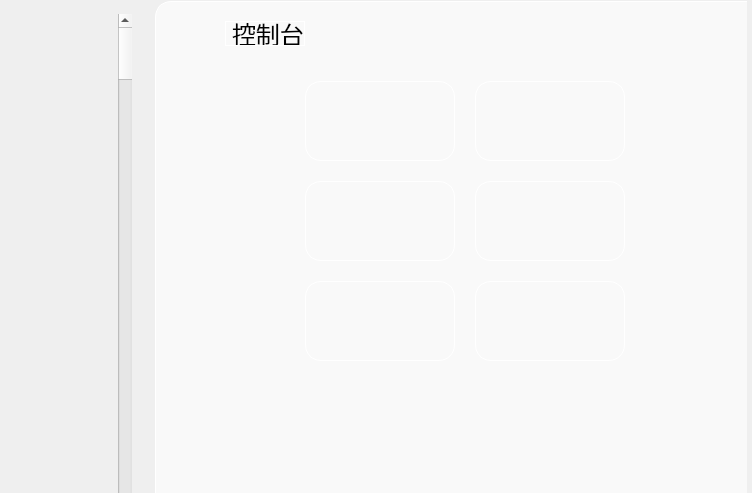
Above: UI/forms/OBSBasic.ui from huangjingpei/myobs before the change; both pictures show x 486 to 1238 and y 0 to 493 of the 1238 by 920 pixel window. Below: the same form after it.
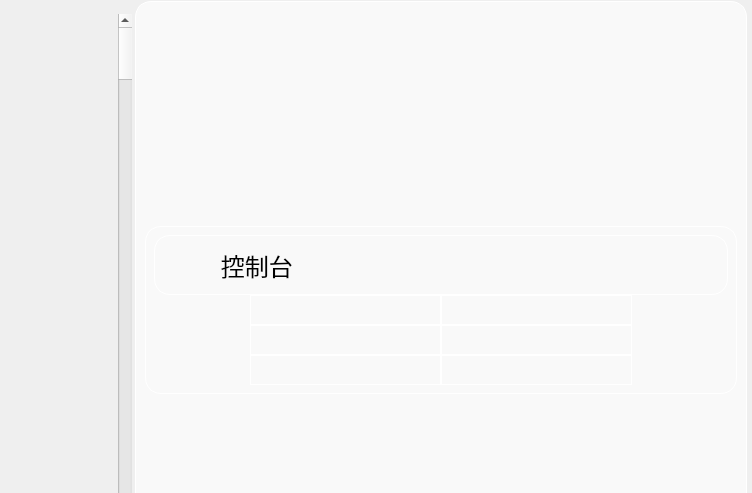
That is the form after the change. Icons and pictures are not drawn. Custom widgets are drawn as their Qt base class.

What changed in the file:
```diff
--- a/UI/forms/OBSBasic.ui
+++ b/UI/forms/OBSBasic.ui
@@ -236,39 +236,16 @@
            </property>
            <item>
             <layout class="QHBoxLayout" name="horizontalLayout">
+             <property name="spacing">
+              <number>6</number>
+             </property>
              <item>
-              <widget class="QWidget" name="widget" native="true">
-               <widget class="QFrame" name="frmConsole">
-                <property name="geometry">
-                 <rect>
-                  <x>20</x>
-                  <y>0</y>
-                  <width>621</width>
-                  <height>591</height>
-                 </rect>
-                </property>
-                <property name="sizePolicy">
-                 <sizepolicy hsizetype="Fixed" vsizetype="Fixed">
-                  <horstretch>0</horstretch>
-                  <verstretch>0</verstretch>
-                 </sizepolicy>
-                </property>
-                <property name="minimumSize">
-                 <size>
-                  <width>621</width>
-                  <height>591</height>
-                 </size>
-                </property>
-                <property name="maximumSize">
-                 <size>
-                  <width>621</width>
-                  <height>591</height>
-                 </size>
-                </property>
+              <widget class="QFrame" name="frame">
                 <property name="styleSheet">
                  <string notr="true">background-color:#F9F9F9;
 border: 1px solid  #FFFFFF;
 border-radius: 16px;
+font-size: 24px;
 </string>
                 </property>
                 <property name="frameShape">
@@ -277,105 +254,107 @@
                 <property name="frameShadow">
                  <enum>QFrame::Shadow::Raised</enum>
                 </property>
+               <layout class="QHBoxLayout" name="horizontalLayout_10">
+                <item>
+                 <widget class="QWidget" name="widget" native="true">
+                  <property name="styleSheet">
+                   <string notr="true">background-color:#F9F9F9;
+border: 1px solid  #FFFFFF;
+border-radius: 16px;
+font-size: 24px;
+</string>
+                  </property>
+                  <layout class="QVBoxLayout" name="verticalLayout_10" stretch="0,11">
+                   <property name="spacing">
+                    <number>0</number>
+                   </property>
+                   <property name="sizeConstraint">
+                    <enum>QLayout::SizeConstraint::SetMinAndMaxSize</enum>
+                   </property>
+                   <item>
+                    <layout class="QHBoxLayout" name="horizontalLayout_8">
+                     <item>
                 <widget class="QLabel" name="lblLiveSource_2">
-                 <property name="geometry">
-                  <rect>
-                   <x>70</x>
-                   <y>20</y>
-                   <width>80</width>
-                   <height>25</height>
-                  </rect>
+                       <property name="maximumSize">
+                        <size>
+                         <width>16777215</width>
+                         <height>60</height>
+                        </size>
                  </property>
                  <property name="styleSheet">
-                  <string notr="true">background-color:#F9F9F9;
-border: 1px solid  #FFFFFF;
-border-radius: 16px;
-font-size: 24px;
-</string>
+                        <string notr="true"/>
                  </property>
                  <property name="text">
-                  <string>控制台</string>
-                 </property>
-                </widget>
+                        <string>         控制台</string>
+                       </property>
+                      </widget>
+                     </item>
+                    </layout>
+                   </item>
+                   <item>
+                    <layout class="QHBoxLayout" name="horizontalLayout_9" stretch="1,2,2,1">
+                     <item>
+                      <layout class="QVBoxLayout" name="verticalLayout_19"/>
+                     </item>
+                     <item>
+                      <layout class="QVBoxLayout" name="verticalLayout_15">
+                       <item>
                 <widget class="FatButton" name="pushButton">
-                 <property name="geometry">
-                  <rect>
-                   <x>150</x>
-                   <y>80</y>
-                   <width>150</width>
-                   <height>80</height>
-                  </rect>
-                 </property>
                  <property name="text">
                   <string/>
                  </property>
                 </widget>
-                <widget class="FatButton" name="pushButton_2">
-                 <property name="geometry">
-                  <rect>
-                   <x>320</x>
-                   <y>80</y>
-                   <width>150</width>
-                   <height>80</height>
-                  </rect>
-                 </property>
-                 <property name="text">
-                  <string/>
-                 </property>
-                </widget>
+                       </item>
+                       <item>
                 <widget class="FatButton" name="pushButton_3">
-                 <property name="geometry">
-                  <rect>
-                   <x>150</x>
-                   <y>180</y>
-                   <width>150</width>
-                   <height>80</height>
-                  </rect>
-                 </property>
                  <property name="text">
                   <string/>
                  </property>
                 </widget>
-                <widget class="FatButton" name="pushButton_4">
-                 <property name="geometry">
-                  <rect>
-                   <x>320</x>
-                   <y>180</y>
-                   <width>150</width>
-                   <height>80</height>
-                  </rect>
-                 </property>
-                 <property name="text">
-                  <string/>
-                 </property>
-                </widget>
+                       </item>
+                       <item>
                 <widget class="FatButton" name="pushButton_5">
-                 <property name="geometry">
-                  <rect>
-                   <x>150</x>
-                   <y>280</y>
-                   <width>150</width>
-                   <height>80</height>
-                  </rect>
-                 </property>
+                         <property name="text">
+                          <string/>
+                         </property>
+                        </widget>
+                       </item>
+                      </layout>
+                     </item>
+                     <item>
+                      <layout class="QVBoxLayout" name="verticalLayout_16">
+                       <item>
+                        <widget class="FatButton" name="pushButton_2">
                  <property name="text">
                   <string/>
                  </property>
                 </widget>
+                       </item>
+                       <item>
+                        <widget class="FatButton" name="pushButton_4">
+                         <property name="text">
+                          <string/>
+                         </property>
+                        </widget>
+                       </item>
+                       <item>
                 <widget class="FatButton" name="pushButton_6">
-                 <property name="geometry">
-                  <rect>
-                   <x>320</x>
-                   <y>280</y>
-                   <width>150</width>
-                   <height>80</height>
-                  </rect>
-                 </property>
                  <property name="text">
                   <string/>
                  </property>
                 </widget>
-               </widget>
+                       </item>
+                      </layout>
+                     </item>
+                     <item>
+                      <layout class="QVBoxLayout" name="verticalLayout_18"/>
+                     </item>
+                    </layout>
+                   </item>
+                  </layout>
+                 </widget>
+                </item>
+               </layout>
               </widget>
              </item>
             </layout>
```
Left out of the diff: 2 changed lines with no effect on the pictures. Lines whose indentation alone changed are shown as unchanged.
